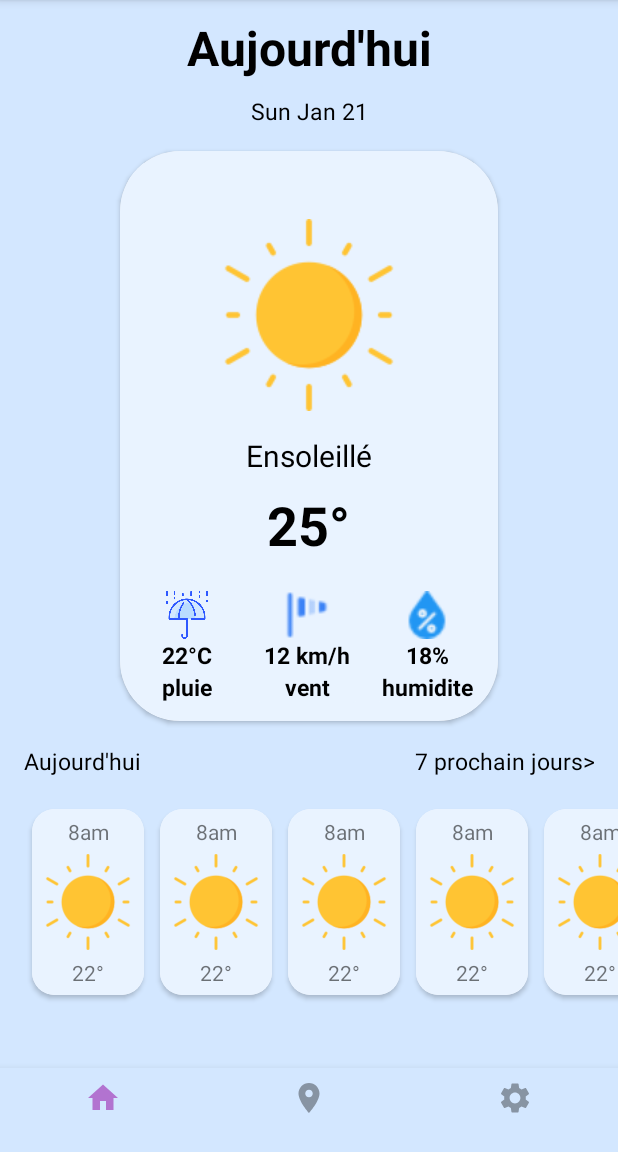
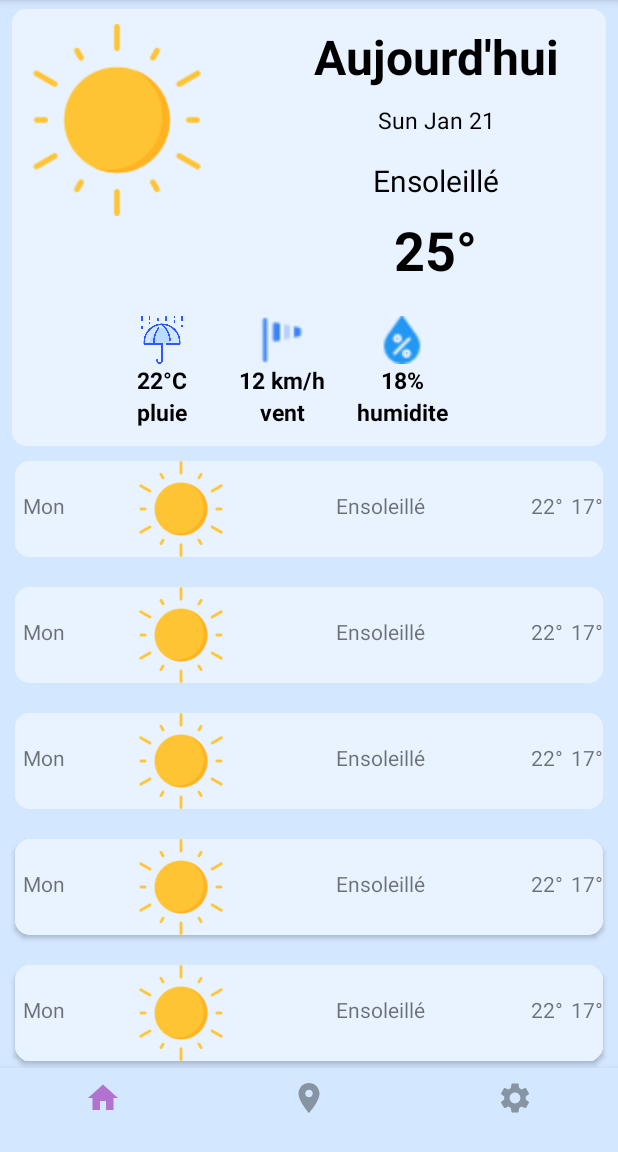
Before and after one commit to hassankh0/application-meteo, an Android app: the screen it shows after launch (MainActivity), on a phone screen of 412 x 824 dp, the part 84-1236 px from its top. Run offline under Robolectric (Android 15) with nearby library versions, the phone set to English and light mode, and no system bars.

Commit message:
WeekMeteoList

```diff
--- a/app/src/main/java/com/example/applicationmeteo/MainActivity.kt
+++ b/app/src/main/java/com/example/applicationmeteo/MainActivity.kt
@@ -4,18 +4,21 @@ import android.os.Bundle
 import android.os.PersistableBundle
 import androidx.appcompat.app.AppCompatActivity
 import com.example.applicationmeteo.fragments.HomeFragment
+import com.example.applicationmeteo.fragments.WeekFragment
 
 class MainActivity : AppCompatActivity() {
 
     override fun onCreate(savedInstanceState: Bundle?) {
         super.onCreate(savedInstanceState)
         setContentView(R.layout.activity_main)
-    //injecter le fragment
+
+        // Inject the HomeFragment
         val transaction = supportFragmentManager.beginTransaction()
-        transaction.replace(R.id.page_container, HomeFragment())
+        transaction.replace(R.id.page_container, WeekFragment())
         transaction.addToBackStack(null)
         transaction.commit()
-
     }
 
+
+
 }
--- /dev/null
+++ b/app/src/main/java/com/example/applicationmeteo/fragments/WeekFragment.kt
@@ -0,0 +1,43 @@
+package com.example.applicationmeteo.fragments
+
+import android.os.Bundle
+import android.view.LayoutInflater
+import android.view.View
+import android.view.ViewGroup
+import android.widget.TextView
+import androidx.fragment.app.Fragment
+import androidx.recyclerview.widget.RecyclerView
+import com.example.applicationmeteo.R
+import com.example.applicationmeteo.adapter.WeatherAdapter
+import java.text.SimpleDateFormat
+import java.util.Calendar
+import java.util.Locale
+
+class WeekFragment : Fragment() {
+    override fun onCreateView(
+        inflater: LayoutInflater,
+        container: ViewGroup?,
+        savedInstanceState: Bundle?
+    ): View? {
+        val view = inflater.inflate(R.layout.fragment_meto_allday , container, false)
+        val horizontalRecyclerView = view.findViewById<RecyclerView>(R.id.list_weather_allday)
+        horizontalRecyclerView.adapter = WeatherAdapter(R.layout.item_meto_allday_list)
+        // Get the current date TextView
+        val dateTextView: TextView = view.findViewById(R.id.dateTextView)
+
+        // Get the current date
+        val currentDate = getCurrentDate()
+
+        // Set the current date to the TextView
+        dateTextView.text = currentDate
+
+        return view
+    }
+    private fun getCurrentDate(): String {
+        val calendar = Calendar.getInstance()
+        val currentDate = calendar.time
+
+        val dateFormat = SimpleDateFormat("EEE MMM dd", Locale.getDefault())
+        return dateFormat.format(currentDate)
+    }
+}
--- a/app/src/main/res/layout/fragment_home.xml
+++ b/app/src/main/res/layout/fragment_home.xml
@@ -16,7 +16,6 @@
         android:gravity="center"
         android:text="@string/aujourdhui" />
 
-    <!-- Add this TextView to your existing layout -->
     <TextView
         android:id="@+id/dateTextView"
         style="@style/HomeHeaderDate"
@@ -32,7 +31,7 @@
         android:layout_height="wrap_content"
         android:layout_marginHorizontal="80dp"
         android:layout_marginTop="16dp"
-        app:cardCornerRadius="40dp">
+        app:cardCornerRadius="20dp">
 
         <LinearLayout
             android:id="@+id/home_top_card"
@@ -201,6 +200,7 @@
         android:layout_margin="16dp">
 
         <TextView
+            android:id="@+id/today"
             style="@style/HomeHeaderDate"
             android:layout_width="0dp"
             android:layout_height="wrap_content"
--- /dev/null
+++ b/app/src/main/res/layout/fragment_meto_allday.xml
@@ -0,0 +1,225 @@
+<?xml version="1.0" encoding="utf-8"?>
+<LinearLayout xmlns:android="http://schemas.android.com/apk/res/android"
+    xmlns:app="http://schemas.android.com/apk/res-auto"
+    android:orientation="vertical"
+    android:layout_width="match_parent"
+    android:layout_height="match_parent">
+    <androidx.cardview.widget.CardView
+        android:layout_width="match_parent"
+        android:layout_height="wrap_content"
+        android:layout_marginTop="6dp"
+        android:layout_marginHorizontal="8dp"
+        app:cardCornerRadius="10dp">
+        <LinearLayout
+            android:id="@+id/weekCard"
+            android:layout_width="match_parent"
+            android:layout_height="wrap_content"
+            android:background="@color/blanc_transparant"
+            android:orientation="vertical">
+        <LinearLayout
+            android:id="@+id/week_top_card"
+            android:layout_width="wrap_content"
+            android:layout_height="wrap_content"
+            android:background="@color/blanc_transparant"
+            android:orientation="horizontal">
+
+        <LinearLayout
+            android:id="@+id/week_top_card_icon"
+            android:layout_width="match_parent"
+            android:layout_height="match_parent"
+            android:background="@color/blanc_transparant"
+            android:orientation="vertical">
+
+
+            <ImageView
+                android:id="@+id/weatherImage"
+                android:layout_width="140dp"
+                android:layout_height="wrap_content"
+                android:layout_marginTop="10dp"
+                app:srcCompat="@drawable/sun" />
+        </LinearLayout>
+        <LinearLayout
+            android:id="@+id/week_top_card_text"
+            android:layout_width="match_parent"
+            android:layout_height="match_parent"
+            android:background="@color/blanc_transparant"
+            android:orientation="vertical"
+            android:layout_marginStart="55dp"
+            >
+            <TextView
+                style="@style/HomeHeaderTitle"
+                android:layout_width="wrap_content"
+                android:layout_height="wrap_content"
+                android:layout_marginHorizontal="5dp"
+                android:layout_marginTop="10dp"
+                android:gravity="center"
+                android:text="@string/aujourdhui"/>
+
+            <TextView
+                android:id="@+id/dateTextView"
+                style="@style/HomeHeaderDate"
+                android:layout_width="match_parent"
+                android:layout_height="wrap_content"
+                android:layout_marginTop="10dp"
+                android:gravity="center"
+                android:text="Initial Date Value" />
+
+            <TextView
+                android:id="@+id/weatherText"
+                style="@style/WeatherTextTitle"
+                android:layout_width="wrap_content"
+                android:layout_height="wrap_content"
+                android:layout_gravity="center"
+                android:layout_marginTop="16dp"
+                android:text="@string/soleil" />
+
+            <TextView
+                android:id="@+id/weatherTemprature"
+                style="@style/WeatherTextValueBold"
+                android:layout_width="wrap_content"
+                android:layout_height="wrap_content"
+                android:layout_gravity="center"
+                android:layout_marginTop="8dp"
+                android:layout_marginBottom="8dp"
+                android:text="25°" />
+
+
+        </LinearLayout>
+
+        </LinearLayout>
+            <LinearLayout
+            android:id="@+id/weatherStat"
+            android:layout_width="wrap_content"
+            android:layout_height="wrap_content"
+                android:layout_marginStart="55dp"
+            >
+
+            <androidx.cardview.widget.CardView
+                android:layout_width="70dp"
+                android:layout_height="wrap_content"
+                android:layout_alignParentTop="true"
+                android:layout_marginStart="10dp"
+                android:layout_marginTop="8dp"
+                android:layout_marginBottom="8dp"
+                app:cardBackgroundColor="@color/blanc_transparant"
+                app:cardElevation="0dp"
+                app:cardUseCompatPadding="true">
+
+                <LinearLayout
+                    android:layout_width="match_parent"
+                    android:layout_height="match_parent"
+                    android:gravity="center"
+                    android:orientation="vertical">
+
+                    <ImageView
+                        android:layout_width="32dp"
+                        android:layout_height="32dp"
+                        android:alpha="100"
+                        android:src="@drawable/umbrella" />
+
+                    <TextView
+                        android:layout_width="wrap_content"
+                        android:layout_height="wrap_content"
+                        style="@style/WeatherTextStats"
+                        android:text="22°C" />
+
+                    <TextView
+                        android:layout_width="wrap_content"
+                        android:layout_height="wrap_content"
+                        style="@style/WeatherTextStats"
+                        android:text="pluie" />
+
+                </LinearLayout>
+            </androidx.cardview.widget.CardView>
+
+            <androidx.cardview.widget.CardView
+                android:layout_width="70dp"
+                android:layout_height="wrap_content"
+                android:layout_alignParentTop="true"
+                android:layout_marginStart="10dp"
+                android:layout_marginTop="8dp"
+                android:layout_marginBottom="8dp"
+                android:alpha="1"
+                app:cardBackgroundColor="@color/blanc_transparant"
+                app:cardElevation="0dp"
+                app:cardUseCompatPadding="true">
+
+                <LinearLayout
+                    android:layout_width="match_parent"
+                    android:layout_height="match_parent"
+                    android:gravity="center"
+                    android:orientation="vertical">
+
+                    <ImageView
+                        android:layout_width="32dp"
+                        android:layout_height="32dp"
+                        android:alpha="100"
+                        android:src="@drawable/vent" />
+
+                    <TextView
+                        android:layout_width="wrap_content"
+                        android:layout_height="wrap_content"
+                        style="@style/WeatherTextStats"
+                        android:text="12 km/h" />
+
+                    <TextView
+                        android:layout_width="wrap_content"
+                        android:layout_height="wrap_content"
+                        style="@style/WeatherTextStats"
+                        android:text="vent" />
+
+                </LinearLayout>
+            </androidx.cardview.widget.CardView>
+
+            <androidx.cardview.widget.CardView
+                android:layout_width="70dp"
+                android:layout_height="wrap_content"
+                android:layout_alignParentTop="true"
+                android:layout_marginStart="10dp"
+                android:layout_marginTop="8dp"
+                android:layout_marginBottom="8dp"
+                android:alpha="1"
+                app:cardBackgroundColor="@color/blanc_transparant"
+                app:cardElevation="0dp"
+                app:cardUseCompatPadding="true">
+
+                <LinearLayout
+                    android:layout_width="match_parent"
+                    android:layout_height="match_parent"
+                    android:gravity="center"
+                    android:orientation="vertical">
+
+                    <ImageView
+                        android:layout_width="32dp"
+                        android:layout_height="32dp"
+                        android:src="@drawable/humidity" />
+
+                    <TextView
+                        android:layout_width="wrap_content"
+                        android:layout_height="wrap_content"
+                        style="@style/WeatherTextStats"
+                        android:text="18%" />
+
+                    <TextView
+                        style="@style/WeatherTextStats"
+                        android:layout_width="wrap_content"
+                        android:layout_height="wrap_content"
+                        android:text="humidite" />
+
+                </LinearLayout>
+            </androidx.cardview.widget.CardView>
+
+
+        </LinearLayout>
+        </LinearLayout>
+
+    </androidx.cardview.widget.CardView>
+    <androidx.recyclerview.widget.RecyclerView
+        android:id="@+id/list_weather_allday"
+        android:layout_width="match_parent"
+        android:layout_height="match_parent"
+        android:orientation="vertical"
+        app:layoutManager="androidx.recyclerview.widget.LinearLayoutManager">
+
+    </androidx.recyclerview.widget.RecyclerView>
+</LinearLayout>
--- /dev/null
+++ b/app/src/main/res/layout/item_meto_allday_list.xml
@@ -0,0 +1,62 @@
+<?xml version="1.0" encoding="utf-8"?>
+<androidx.cardview.widget.CardView
+    xmlns:android="http://schemas.android.com/apk/res/android"
+    xmlns:app="http://schemas.android.com/apk/res-auto"
+    android:layout_width="match_parent"
+    android:layout_height="wrap_content"
+    android:layout_margin="10dp"
+    android:padding="10dp"
+    app:cardCornerRadius="10dp">
+
+    <LinearLayout
+        android:layout_width="match_parent"
+        android:layout_height="wrap_content"
+        android:orientation="horizontal"
+        android:background="@color/blanc_transparant">
+
+
+    <TextView
+            android:id="@+id/dayText"
+            android:layout_width="wrap_content"
+            android:layout_height="wrap_content"
+            android:text="Mon"
+            android:layout_marginStart="5dp"
+            android:layout_marginTop="20dp"
+            android:gravity="center"/>
+
+        <ImageView
+            android:id="@+id/iconImage"
+            android:layout_width="64dp"
+            android:layout_height="64dp"
+            android:layout_marginStart="45dp"
+            android:src="@drawable/sun" />
+
+        <TextView
+            android:id="@+id/statusText"
+            android:layout_width="0dp"
+            android:layout_height="wrap_content"
+            android:text="Ensoleillé"
+            android:layout_weight="1"
+            android:layout_marginStart="5dp"
+            android:layout_marginTop="20dp"
+            android:gravity="center"/>
+
+        <TextView
+            android:id="@+id/degHText"
+            android:layout_width="wrap_content"
+            android:layout_height="wrap_content"
+            android:text="22°"
+            android:layout_marginStart="5dp"
+            android:layout_marginTop="20dp"
+            android:gravity="center"/>
+
+        <TextView
+            android:id="@+id/degLText"
+            android:layout_width="wrap_content"
+            android:layout_height="wrap_content"
+            android:text="17°"
+            android:layout_marginStart="5dp"
+            android:layout_marginTop="20dp"
+            android:gravity="center"/>
+    </LinearLayout>
+</androidx.cardview.widget.CardView>
```
